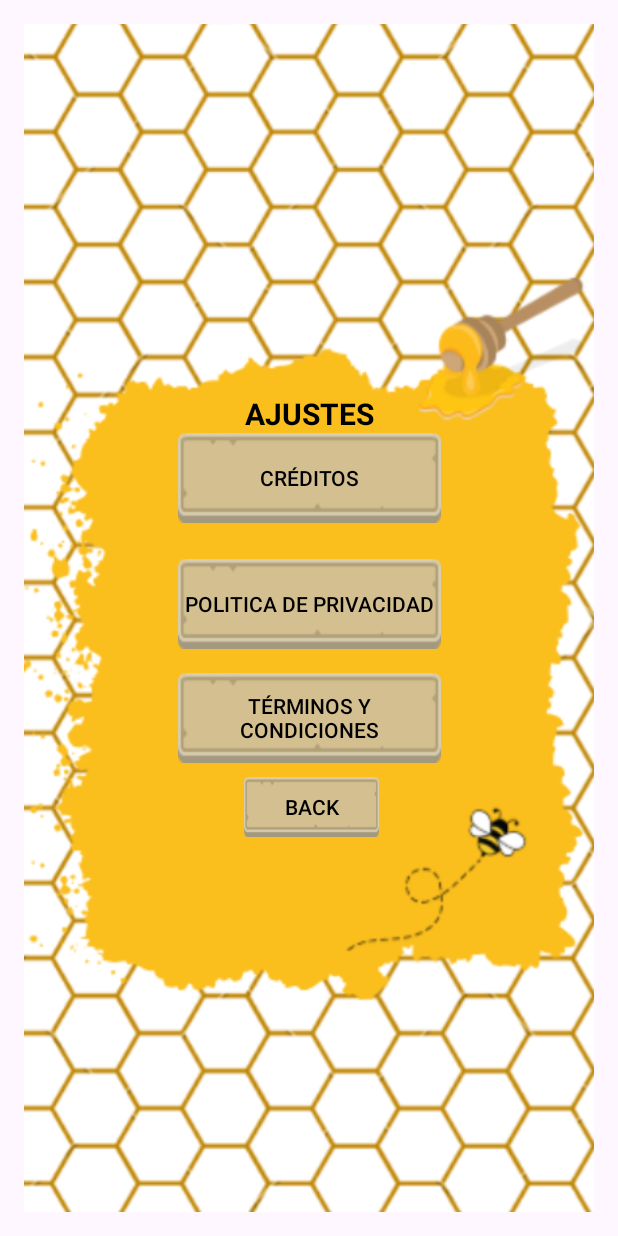
After one commit to Joowww/Buzz-Blitz_Android-Client, an Android app: the layout activity_settings.xml on its own in the app's theme, with its tools: preview values and no code run, on a phone screen of 412 x 824 dp. The commit adds this screen. Run offline under Robolectric (Android 15) with nearby library versions, the light colour scheme and no system bars.

Commit message:
Ajustes hechos

```diff
--- a/app/src/main/java/com/example/buzzblitz_android_cliente/MainActivity.java
+++ b/app/src/main/java/com/example/buzzblitz_android_cliente/MainActivity.java
@@ -36,9 +36,6 @@ public class MainActivity extends AppCompatActivity {
 
         findViewById(R.id.btnOptions).setOnClickListener(v ->
                 startActivity(new Intent(this, OpcionesActivity.class)));
-
-        findViewById(R.id.btnCredits).setOnClickListener(v ->
-                startActivity(new Intent(this, CreditsActivity.class)));
 
         findViewById(R.id.btnExit).setOnClickListener(v ->
                 startActivity(new Intent(MainActivity.this, CerrarSesionActivity.class))
--- /dev/null
+++ b/app/src/main/res/layout/activity_settings.xml
@@ -0,0 +1,94 @@
+<?xml version="1.0" encoding="utf-8"?>
+<androidx.constraintlayout.widget.ConstraintLayout
+    xmlns:android="http://schemas.android.com/apk/res/android"
+    xmlns:app="http://schemas.android.com/apk/res-auto"
+    xmlns:tools="http://schemas.android.com/tools"
+    android:layout_width="match_parent"
+    android:layout_height="match_parent"
+    android:padding="16dp">
+
+    <ImageView
+        android:id="@+id/imageView"
+        android:layout_width="700dp"
+        android:layout_height="800dp"
+        android:layout_marginStart="10dp"
+        android:scaleType="centerCrop"
+        android:src="@drawable/fondowww"
+        app:layout_constraintBottom_toBottomOf="parent"
+        app:layout_constraintEnd_toEndOf="parent"
+        app:layout_constraintHorizontal_bias="0.468"
+        app:layout_constraintStart_toStartOf="parent"
+        app:layout_constraintTop_toTopOf="parent"
+        app:layout_constraintVertical_bias="0.504" />
+
+    <TextView
+        android:id="@+id/textView2"
+        android:layout_width="wrap_content"
+        android:layout_height="wrap_content"
+        android:layout_marginTop="250dp"
+        android:text="AJUSTES"
+        android:textColor="@color/black"
+        android:textSize="20sp"
+        android:textStyle="bold"
+        app:layout_constraintEnd_toEndOf="parent"
+        app:layout_constraintHorizontal_bias="0.501"
+        app:layout_constraintStart_toStartOf="parent"
+        app:layout_constraintTop_toTopOf="@+id/imageView" />
+
+    <LinearLayout
+        android:layout_width="wrap_content"
+        android:layout_height="wrap_content"
+        android:layout_marginBottom="2dp"
+        android:gravity="center"
+        android:orientation="vertical"
+        app:layout_constraintBottom_toTopOf="@id/btnBack"
+        app:layout_constraintEnd_toEndOf="parent"
+        app:layout_constraintStart_toStartOf="parent"
+        app:layout_constraintTop_toBottomOf="@+id/textView2"
+        app:layout_constraintVertical_bias="0.573">
+
+        <androidx.appcompat.widget.AppCompatButton
+            android:id="@+id/btnCredits"
+            android:layout_width="175dp"
+            android:layout_height="60dp"
+            android:layout_marginBottom="16dp"
+            android:background="@drawable/btn_selector"
+            android:padding="12dp"
+            android:text="CRÉDITOS"
+            android:textColor="#000000" />
+
+        <androidx.appcompat.widget.AppCompatButton
+            android:id="@+id/btnPoliticaPriv"
+            android:layout_width="175dp"
+            android:layout_height="60dp"
+            android:layout_margin="8dp"
+            android:background="@drawable/btn_selector"
+            android:text="POLITICA DE PRIVACIDAD"
+            android:textColor="#000000" />
+
+        <androidx.appcompat.widget.AppCompatButton
+            android:id="@+id/btnTerminosCondiciones"
+            android:layout_width="175dp"
+            android:layout_height="60dp"
+            android:layout_margin="8dp"
+            android:background="@drawable/btn_selector"
+            android:text="TÉRMINOS Y CONDICIONES"
+            android:textColor="#000000" />
+
+
+    </LinearLayout>
+
+    <androidx.appcompat.widget.AppCompatButton
+        android:id="@+id/btnBack"
+        android:layout_width="90dp"
+        android:layout_height="40dp"
+        android:layout_marginBottom="250dp"
+        android:background="@drawable/btn_selector"
+        android:text="BACK"
+        android:textColor="#000000"
+        app:layout_constraintBottom_toBottomOf="parent"
+        app:layout_constraintEnd_toEndOf="parent"
+        app:layout_constraintHorizontal_bias="0.505"
+        app:layout_constraintStart_toStartOf="parent" />
+
+</androidx.constraintlayout.widget.ConstraintLayout>
```
Also changed, not shown: app/src/main/AndroidManifest.xml (+12 -0 lines), app/src/main/java/com/example/buzzblitz_android_cliente/PoliticaPrivacidadActivity.java (added, +16 -0 lines), app/src/main/java/com/example/buzzblitz_android_cliente/SettingsActivity.java (+30 -1 lines), app/src/main/java/com/example/buzzblitz_android_cliente/TerminosActivity.java (added, +16 -0 lines), app/src/main/res/layout/activity_main.xml (+0 -10 lines), app/src/main/res/layout/activity_politica.xml (added, +68 -0 lines), app/src/main/res/layout/activity_terminos.xml (added, +68 -0 lines).
